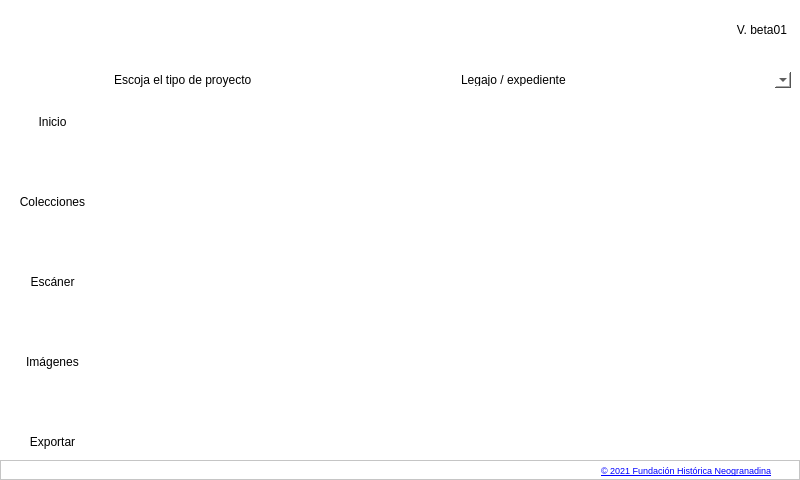
The window that main.ui (neogranadina/neo_escan) describes before a commit, drawn with Qt 5.
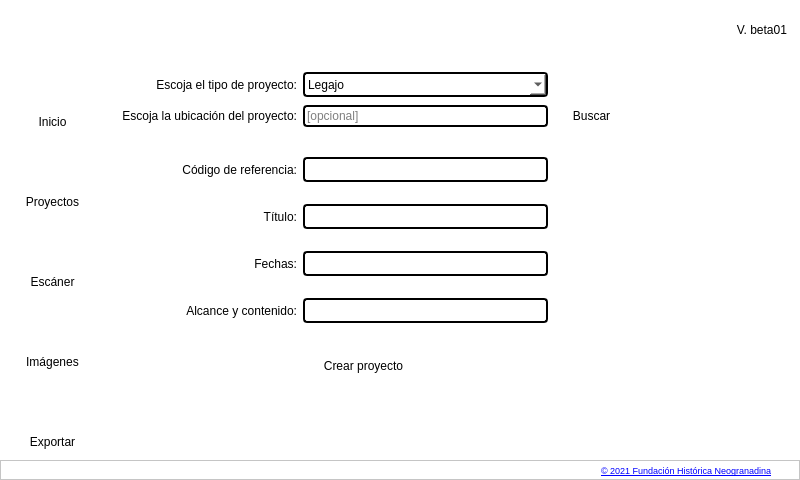
The same window after the commit. Icons and pictures are not drawn.

Commit message: pág. creación proyectos

Patch:
```diff
--- a/main.ui
+++ b/main.ui
@@ -373,7 +373,7 @@
             <property name="text">
              <string>
 
-Colecciones</string>
+Proyectos</string>
             </property>
            </widget>
           </item>
@@ -529,6 +529,9 @@
              </widget>
             </widget>
             <widget class="QWidget" name="coleccionesPage">
+             <property name="styleSheet">
+              <string notr="true"/>
+             </property>
              <layout class="QVBoxLayout" name="verticalLayout_4">
               <property name="spacing">
                <number>0</number>
@@ -548,7 +551,39 @@
               <item>
                <widget class="QWidget" name="layoutcoleccionesPage" native="true">
                 <property name="styleSheet">
-                 <string notr="true"/>
+                 <string notr="true">QLabel {
+	background-color: transparent;
+}
+
+QComboBox {
+	border-color: rgba(0, 0, 0,.7);
+	border-style: solid;
+	border-width: 2px;
+	border-radius: 4px;
+}
+
+QLineEdit {
+	border-color: rgba(0, 0, 0,.7);
+	border-style: solid;
+	border-width: 2px;
+	border-radius: 4px;
+}
+
+QPushButton {
+	background-color: rgba(0, 0, 0, .7);
+	color: rgba(251,251,251,.7)
+}
+
+QPushButton::hover {
+	background-color: rgba(242, 120, 75, .7);
+	color: rgba(0,0,0,.5);
+	border: none;
+}
+
+QPushButton::focus {
+	background-color: rgba(242, 120, 75, 1);
+	border: none;
+}</string>
                 </property>
                 <layout class="QVBoxLayout" name="verticalLayout_5">
                  <property name="spacing">
@@ -571,53 +606,163 @@
                    <property name="minimumSize">
                     <size>
                      <width>0</width>
-                     <height>40</height>
+                     <height>80</height>
                     </size>
                    </property>
                    <property name="maximumSize">
                     <size>
                      <width>16777215</width>
-                     <height>40</height>
+                     <height>80</height>
                     </size>
                    </property>
-                   <layout class="QHBoxLayout" name="horizontalLayout_8">
-                    <item>
-                     <widget class="QLabel" name="label_2">
-                      <property name="text">
-                       <string>Escoja el tipo de proyecto</string>
-                      </property>
-                     </widget>
-                    </item>
-                    <item>
-                     <widget class="QComboBox" name="tipoColeccion">
-                      <item>
-                       <property name="text">
-                        <string>Legajo / expediente</string>
+                   <widget class="QWidget" name="layoutWidget">
+                    <property name="geometry">
+                     <rect>
+                      <x>10</x>
+                      <y>10</y>
+                      <width>514</width>
+                      <height>61</height>
+                     </rect>
+                    </property>
+                    <layout class="QGridLayout" name="headCollectionGrid">
+                     <item row="0" column="0">
+                      <widget class="QLabel" name="escogerColeccion">
+                       <property name="minimumSize">
+                        <size>
+                         <width>180</width>
+                         <height>0</height>
+                        </size>
                        </property>
-                      </item>
-                      <item>
+                       <property name="maximumSize">
+                        <size>
+                         <width>200</width>
+                         <height>16777215</height>
+                        </size>
+                       </property>
                        <property name="text">
-                        <string>Libro / manuscrito</string>
+                        <string>Escoja el tipo de proyecto:</string>
                        </property>
-                      </item>
-                      <item>
+                       <property name="alignment">
+                        <set>Qt::AlignRight|Qt::AlignTrailing|Qt::AlignVCenter</set>
+                       </property>
+                      </widget>
+                     </item>
+                     <item row="0" column="1">
+                      <widget class="QComboBox" name="tipoColeccion">
+                       <property name="minimumSize">
+                        <size>
+                         <width>245</width>
+                         <height>25</height>
+                        </size>
+                       </property>
+                       <property name="maximumSize">
+                        <size>
+                         <width>245</width>
+                         <height>25</height>
+                        </size>
+                       </property>
+                       <item>
+                        <property name="text">
+                         <string>Legajo</string>
+                        </property>
+                       </item>
+                       <item>
+                        <property name="text">
+                         <string>Publicación seriada</string>
+                        </property>
+                       </item>
+                       <item>
+                        <property name="text">
+                         <string>Libro / manuscrito</string>
+                        </property>
+                       </item>
+                       <item>
+                        <property name="text">
+                         <string>Mapa / fotografía / dibujo</string>
+                        </property>
+                       </item>
+                       <item>
+                        <property name="text">
+                         <string>Unidad documental simple</string>
+                        </property>
+                       </item>
+                      </widget>
+                     </item>
+                     <item row="1" column="0">
+                      <widget class="QLabel" name="escogerUbicacion">
+                       <property name="minimumSize">
+                        <size>
+                         <width>180</width>
+                         <height>0</height>
+                        </size>
+                       </property>
+                       <property name="maximumSize">
+                        <size>
+                         <width>200</width>
+                         <height>16777215</height>
+                        </size>
+                       </property>
                        <property name="text">
-                        <string>Mapa / fotografía / dibujo</string>
+                        <string>Escoja la ubicación del proyecto:</string>
                        </property>
-                      </item>
-                      <item>
+                       <property name="alignment">
+                        <set>Qt::AlignRight|Qt::AlignTrailing|Qt::AlignVCenter</set>
+                       </property>
+                      </widget>
+                     </item>
+                     <item row="1" column="1">
+                      <widget class="QLineEdit" name="rutaLine">
+                       <property name="minimumSize">
+                        <size>
+                         <width>245</width>
+                         <height>22</height>
+                        </size>
+                       </property>
+                       <property name="maximumSize">
+                        <size>
+                         <width>245</width>
+                         <height>22</height>
+                        </size>
+                       </property>
+                       <property name="styleSheet">
+                        <string notr="true"/>
+                       </property>
                        <property name="text">
-                        <string>Unidad documental simple</string>
+                        <string/>
                        </property>
-                      </item>
-                      <item>
+                       <property name="placeholderText">
+                        <string>[opcional]</string>
+                       </property>
+                      </widget>
+                     </item>
+                     <item row="1" column="2">
+                      <widget class="QPushButton" name="browserDirButton">
+                       <property name="minimumSize">
+                        <size>
+                         <width>75</width>
+                         <height>22</height>
+                        </size>
+                       </property>
+                       <property name="maximumSize">
+                        <size>
+                         <width>75</width>
+                         <height>22</height>
+                        </size>
+                       </property>
+                       <property name="cursor">
+                        <cursorShape>PointingHandCursor</cursorShape>
+                       </property>
                        <property name="text">
-                        <string>Toma simple</string>
+                        <string>Buscar</string>
                        </property>
-                      </item>
-                     </widget>
-                    </item>
-                   </layout>
+                       <property name="icon">
+                        <iconset resource="resources.qrc">
+                         <normaloff>:/imgs/imgs/icons/magnifying-glass.svg</normaloff>:/imgs/imgs/icons/magnifying-glass.svg</iconset>
+                       </property>
+                      </widget>
+                     </item>
+                    </layout>
+                   </widget>
                   </widget>
                  </item>
                  <item>
@@ -640,6 +785,285 @@
                     </property>
                     <item>
                      <widget class="QStackedWidget" name="formulariosColeccion">
+                      <property name="currentIndex">
+                       <number>0</number>
+                      </property>
+                      <widget class="QWidget" name="legajoForm">
+                       <layout class="QHBoxLayout" name="horizontalLayout_8">
+                        <item>
+                         <widget class="QWidget" name="contenedorlegajoForm" native="true">
+                          <layout class="QVBoxLayout" name="verticalLayout_6">
+                           <property name="spacing">
+                            <number>0</number>
+                           </property>
+                           <property name="leftMargin">
+                            <number>0</number>
+                           </property>
+                           <property name="topMargin">
+                            <number>0</number>
+                           </property>
+                           <property name="rightMargin">
+                            <number>0</number>
+                           </property>
+                           <property name="bottomMargin">
+                            <number>0</number>
+                           </property>
+                           <item>
+                            <widget class="QWidget" name="legajoFormBody" native="true">
+                             <property name="minimumSize">
+                              <size>
+                               <width>500</width>
+                               <height>0</height>
+                              </size>
+                             </property>
+                             <property name="maximumSize">
+                              <size>
+                               <width>800</width>
+                               <height>16777215</height>
+                              </size>
+                             </property>
+                             <property name="styleSheet">
+                              <string notr="true"/>
+                             </property>
+                             <widget class="QWidget" name="">
+                              <property name="geometry">
+                               <rect>
+                                <x>1</x>
+                                <y>1</y>
+                                <width>433</width>
+                                <height>243</height>
+                               </rect>
+                              </property>
+                              <layout class="QGridLayout" name="gridLayout">
+                               <property name="verticalSpacing">
+                                <number>15</number>
+                               </property>
+                               <item row="0" column="0">
+                                <widget class="QLabel" name="codRefLeg">
+                                 <property name="minimumSize">
+                                  <size>
+                                   <width>180</width>
+                                   <height>0</height>
+                                  </size>
+                                 </property>
+                                 <property name="maximumSize">
+                                  <size>
+                                   <width>200</width>
+                                   <height>16777215</height>
+                                  </size>
+                                 </property>
+                                 <property name="text">
+                                  <string>Código de referencia:</string>
+                                 </property>
+                                 <property name="alignment">
+                                  <set>Qt::AlignRight|Qt::AlignTrailing|Qt::AlignVCenter</set>
+                                 </property>
+                                </widget>
+                               </item>
+                               <item row="0" column="1">
+                                <widget class="QLineEdit" name="codRefLegLine">
+                                 <property name="minimumSize">
+                                  <size>
+                                   <width>245</width>
+                                   <height>25</height>
+                                  </size>
+                                 </property>
+                                 <property name="maximumSize">
+                                  <size>
+                                   <width>245</width>
+                                   <height>25</height>
+                                  </size>
+                                 </property>
+                                 <property name="styleSheet">
+                                  <string notr="true"/>
+                                 </property>
+                                 <property name="text">
+                                  <string/>
+                                 </property>
+                                 <property name="placeholderText">
+                                  <string/>
+                                 </property>
+                                </widget>
+                               </item>
+                               <item row="1" column="0">
+                                <widget class="QLabel" name="titulLegajoL">
+                                 <property name="minimumSize">
+                                  <size>
+                                   <width>180</width>
+                                   <height>0</height>
+                                  </size>
+                                 </property>
+                                 <property name="maximumSize">
+                                  <size>
+                                   <width>200</width>
+                                   <height>16777215</height>
+                                  </size>
+                                 </property>
+                                 <property name="text">
+                                  <string>Título:</string>
+                                 </property>
+                                 <property name="alignment">
+                                  <set>Qt::AlignRight|Qt::AlignTrailing|Qt::AlignVCenter</set>
+                                 </property>
+                                </widget>
+                               </item>
+                               <item row="1" column="1">
+                                <widget class="QLineEdit" name="titulLegajo">
+                                 <property name="minimumSize">
+                                  <size>
+                                   <width>245</width>
+                                   <height>25</height>
+                                  </size>
+                                 </property>
+                                 <property name="maximumSize">
+                                  <size>
+                                   <width>245</width>
+                                   <height>25</height>
+                                  </size>
+                                 </property>
+                                 <property name="styleSheet">
+                                  <string notr="true"/>
+                                 </property>
+                                 <property name="text">
+                                  <string/>
+                                 </property>
+                                 <property name="placeholderText">
+                                  <string/>
+                                 </property>
+                                </widget>
+                               </item>
+                               <item row="2" column="0">
+                                <widget class="QLabel" name="fechasLegL">
+                                 <property name="minimumSize">
+                                  <size>
+                                   <width>180</width>
+                                   <height>0</height>
+                                  </size>
+                                 </property>
+                                 <property name="maximumSize">
+                                  <size>
+                                   <width>200</width>
+                                   <height>16777215</height>
+                                  </size>
+                                 </property>
+                                 <property name="text">
+                                  <string>Fechas:</string>
+                                 </property>
+                                 <property name="alignment">
+                                  <set>Qt::AlignRight|Qt::AlignTrailing|Qt::AlignVCenter</set>
+                                 </property>
+                                </widget>
+                               </item>
+                               <item row="2" column="1">
+                                <widget class="QLineEdit" name="fechasLegLine">
+                                 <property name="minimumSize">
+                                  <size>
+                                   <width>245</width>
+                                   <height>25</height>
+                                  </size>
+                                 </property>
+                                 <property name="maximumSize">
+                                  <size>
+                                   <width>245</width>
+                                   <height>25</height>
+                                  </size>
+                                 </property>
+                                 <property name="styleSheet">
+                                  <string notr="true"/>
+                                 </property>
+                                 <property name="text">
+                                  <string/>
+                                 </property>
+                                 <property name="placeholderText">
+                                  <string/>
+                                 </property>
+                                </widget>
+                               </item>
+                               <item row="3" column="0">
+                                <widget class="QLabel" name="alcanceLegL">
+                                 <property name="minimumSize">
+                                  <size>
+                                   <width>180</width>
+                                   <height>0</height>
+                                  </size>
+                                 </property>
+                                 <property name="maximumSize">
+                                  <size>
+                                   <width>200</width>
+                                   <height>16777215</height>
+                                  </size>
+                                 </property>
+                                 <property name="text">
+                                  <string>Alcance y contenido:</string>
+                                 </property>
+                                 <property name="alignment">
+                                  <set>Qt::AlignRight|Qt::AlignTrailing|Qt::AlignVCenter</set>
+                                 </property>
+                                </widget>
+                               </item>
+                               <item row="3" column="1">
+                                <widget class="QLineEdit" name="alcanceLegLine">
+                                 <property name="minimumSize">
+                                  <size>
+                                   <width>245</width>
+                                   <height>25</height>
+                                  </size>
+                                 </property>
+                                 <property name="maximumSize">
+                                  <size>
+                                   <width>245</width>
+                                   <height>25</height>
+                                  </size>
+                                 </property>
+                                 <property name="styleSheet">
+                                  <string notr="true"/>
+                                 </property>
+                                 <property name="text">
+                                  <string/>
+                                 </property>
+                                 <property name="placeholderText">
+                                  <string/>
+                                 </property>
+                                </widget>
+                               </item>
+                               <item row="4" column="1">
+                                <widget class="QPushButton" name="crearLegajoButton">
+                                 <property name="minimumSize">
+                                  <size>
+                                   <width>121</width>
+                                   <height>41</height>
+                                  </size>
+                                 </property>
+                                 <property name="maximumSize">
+                                  <size>
+                                   <width>121</width>
+                                   <height>41</height>
+                                  </size>
+                                 </property>
+                                 <property name="cursor">
+                                  <cursorShape>PointingHandCursor</cursorShape>
+                                 </property>
+                                 <property name="styleSheet">
+                                  <string notr="true"/>
+                                 </property>
+                                 <property name="text">
+                                  <string>Crear proyecto</string>
+                                 </property>
+                                 <property name="icon">
+                                  <iconset resource="resources.qrc">
+                                   <normaloff>:/imgs/imgs/icons/check-mark-in-a-circle.svg</normaloff>:/imgs/imgs/icons/check-mark-in-a-circle.svg</iconset>
+                                 </property>
+                                </widget>
+                               </item>
+                              </layout>
+                             </widget>
+                            </widget>
+                           </item>
+                          </layout>
+                         </widget>
+                        </item>
+                       </layout>
+                      </widget>
                       <widget class="QWidget" name="udocComp"/>
                       <widget class="QWidget" name="udocSimple">
                        <property name="styleSheet">
```
Left out of the diff: 32 changed lines with no effect on the pictures. The commit also changes 12 other files.
